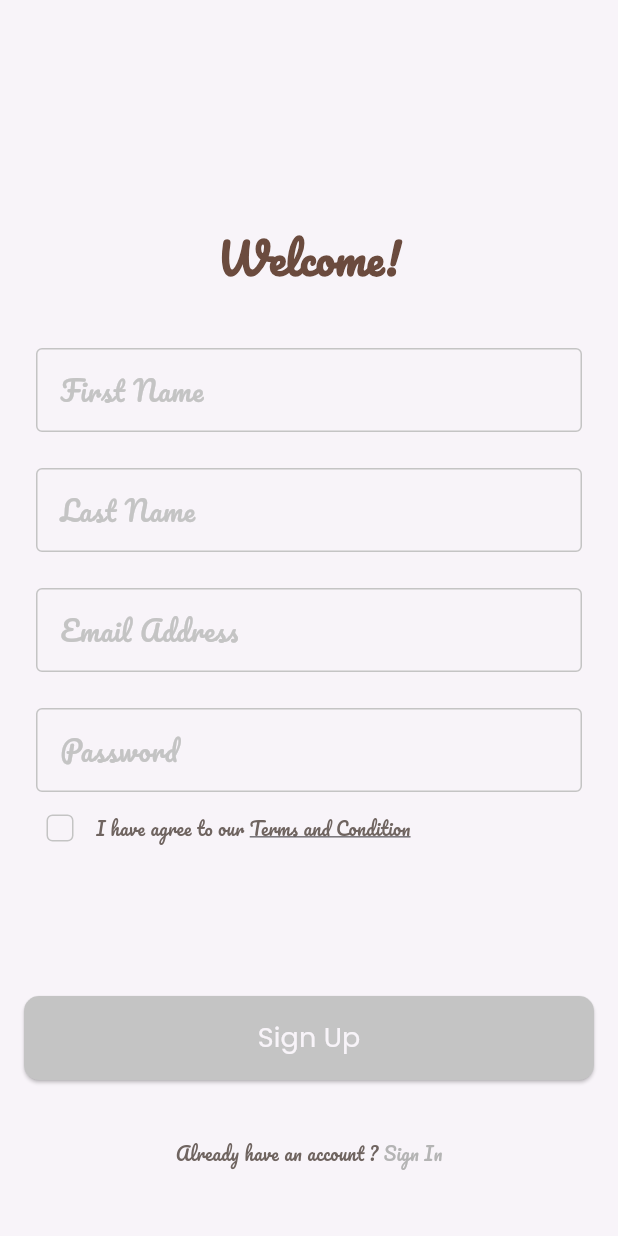
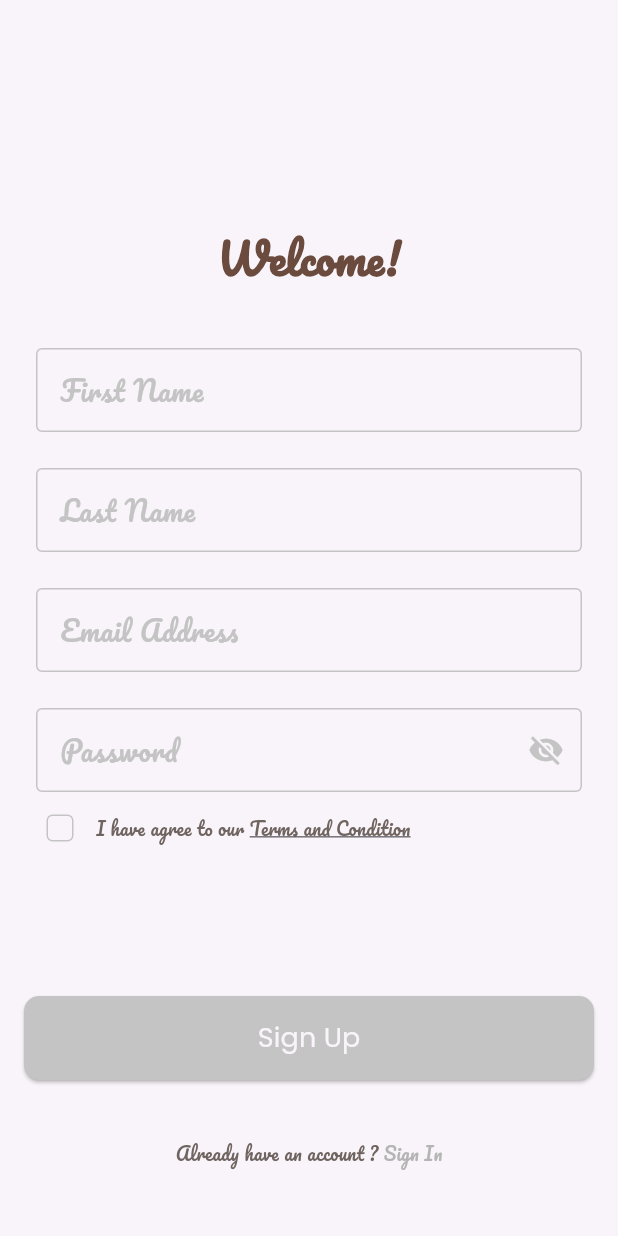
Before and after one commit to siraj-1/dalel, a Flutter app: the SignUpPageview screen opened by its route, on a phone screen of 412 x 824 dp. Run offline on Flutter 3.47's test engine with Material 3 defaults, Android fonts, the phone set to English and light mode, and no system bars; our stand-ins replace firebase_auth, firebase_core, flutter_bloc, get_it, go_router, shared_preferences; accounts and stored records are empty.

Commit message:
add the password visibility

```diff
--- a/lib/features/auth/presintaion/auth_cubit/auth_cubit.dart
+++ b/lib/features/auth/presintaion/auth_cubit/auth_cubit.dart
@@ -10,6 +10,7 @@ class AuthCubit extends Cubit<AuthState> {
   String? emailAddress;
   String? password;
   bool? termsAndConditionCeckBoxValue = false;
+  bool? passVisibilty = false;
   GlobalKey<FormState> signupFormKey = GlobalKey();
   signUpWithEmailAndPassword() async {
     try {
@@ -34,4 +35,9 @@ class AuthCubit extends Cubit<AuthState> {
     termsAndConditionCeckBoxValue = newvalue;
     emit(TermsAndconfditionsUpdateState());
   }
+
+  updatePassVisibilty({required visibile}) {
+    passVisibilty = visibile;
+    emit(PassVisibiltyUpdateState());
+  }
 }
--- a/lib/features/auth/presintaion/auth_cubit/cubit/auth_state.dart
+++ b/lib/features/auth/presintaion/auth_cubit/cubit/auth_state.dart
@@ -13,3 +13,5 @@ final class SignUpFailureState extends AuthState {
 }
 
 final class TermsAndconfditionsUpdateState extends AuthState {}
+
+final class PassVisibiltyUpdateState extends AuthState {}
--- a/lib/features/auth/presintaion/widgets/custom_signup_filed.dart
+++ b/lib/features/auth/presintaion/widgets/custom_signup_filed.dart
@@ -4,6 +4,7 @@ import 'package:dalel/core/widgets/custom_btn.dart';
 import 'package:dalel/features/auth/presintaion/auth_cubit/auth_cubit.dart';
 import 'package:dalel/features/auth/presintaion/auth_cubit/cubit/auth_state.dart';
 import 'package:dalel/features/auth/presintaion/widgets/custom_widget_filed.dart';
+import 'package:dalel/features/auth/presintaion/widgets/pass_visibilty.dart';
 import 'package:dalel/features/auth/presintaion/widgets/terms_and_conditions.dart';
 import 'package:flutter/material.dart';
 import 'package:flutter_bloc/flutter_bloc.dart';
@@ -39,12 +40,7 @@ class CustomSignForm extends StatelessWidget {
                     authCubit.emailAddress = emailAddress;
                   },
                 ),
-                CustomTextFormFiled(
-                  labelText: AppStrings.password,
-                  onChanged: (password) {
-                    authCubit.password = password;
-                  },
-                ),
+                const PassInput(labelText: AppStrings.password),
                 const TermsAndconfditions(),
                 const SizedBox(
                   height: 88,
--- /dev/null
+++ b/lib/features/auth/presintaion/widgets/pass_visibilty.dart
@@ -0,0 +1,55 @@
+import 'package:dalel/core/utils/app_colors.dart';
+import 'package:dalel/core/utils/app_text_styles.dart';
+import 'package:dalel/features/auth/presintaion/auth_cubit/auth_cubit.dart';
+import 'package:dalel/features/auth/presintaion/widgets/custom_widget_filed.dart';
+import 'package:flutter/material.dart';
+import 'package:flutter_bloc/flutter_bloc.dart';
+
+class PassInput extends StatefulWidget {
+  const PassInput({super.key, required this.labelText});
+  final String labelText;
+
+  @override
+  State<PassInput> createState() => _PassInputState();
+}
+
+class _PassInputState extends State<PassInput> {
+  // ignore: prefer_const_constructors
+  final passWordIcon = Icon(
+    Icons.visibility_off,
+  );
+  bool visibility = false;
+  @override
+  Widget build(BuildContext context) {
+    return Padding(
+      padding: const EdgeInsets.only(left: 8, right: 8, top: 24),
+      child: TextFormField(
+        obscureText: visibility,
+        decoration: InputDecoration(
+          suffixIcon: IconButton(
+            onPressed: () {
+              setState(() {
+                visibility = !visibility;
+                BlocProvider.of<AuthCubit>(context)
+                    .updatePassVisibilty(visibile: visibility);
+              });
+            },
+            icon: Icon(
+              visibility ? Icons.visibility : Icons.visibility_off,
+            ),
+            color: BlocProvider.of<AuthCubit>(context)
+                        .termsAndConditionCeckBoxValue ==
+                    false
+                ? AppColors.grey
+                : AppColors.black, // or whatever color you want when active
+          ),
+          labelText: widget.labelText,
+          labelStyle: CustomTextStyles.pacifico500style18,
+          border: getBorderStyle(),
+          enabledBorder: getBorderStyle(),
+          focusedBorder: getBorderStyle(),
+        ),
+      ),
+    );
+  }
+}
```
